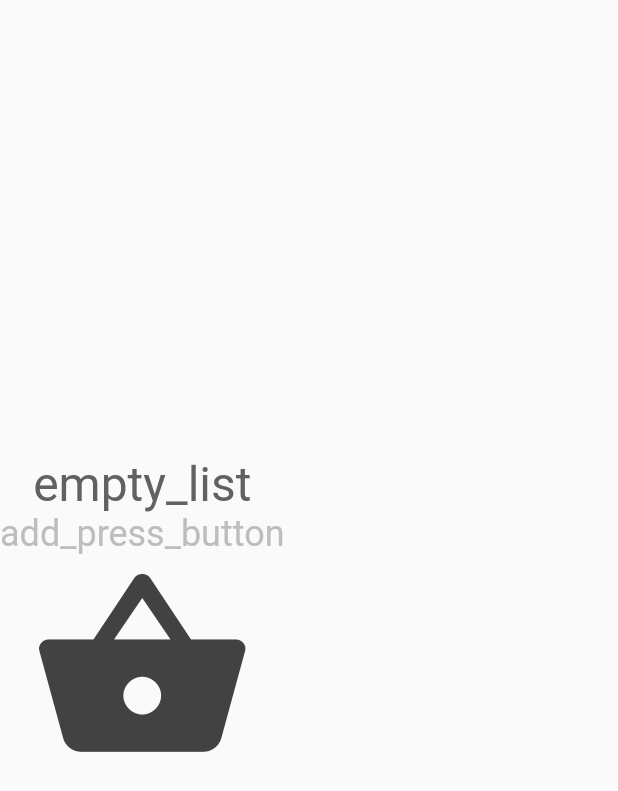
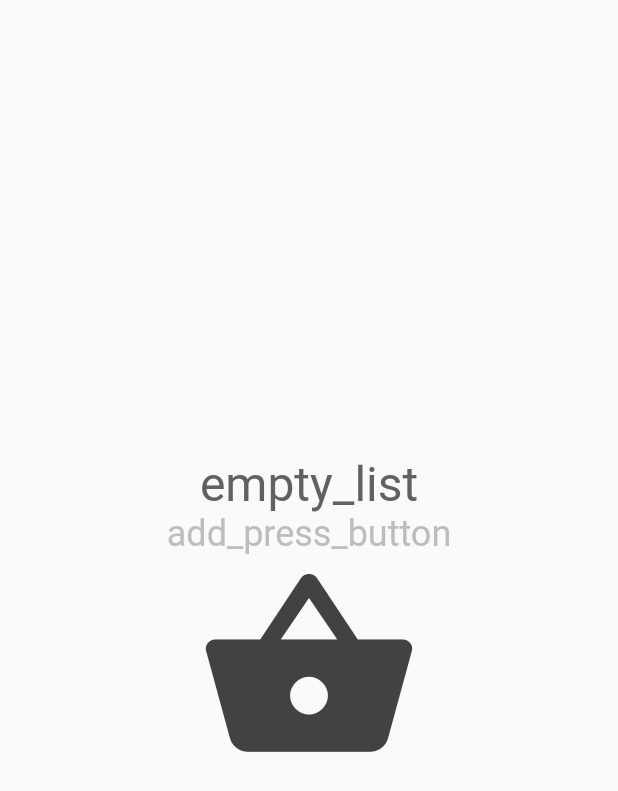
Before and after one commit to dbenitez-bcn/sharlist_old, a Flutter app: the ListProducts widget shown alone on an empty page, opened directly with empty values, on a phone screen of 412 x 824 dp. Shown: the top 791 px of the screen. Run offline on Flutter 3.47's test engine with Material 2 defaults, Android fonts, the phone set to English and light mode, and no system bars; our stand-ins replace cloud_firestore, flutter_i18n, shared_preferences, sqflite; accounts and stored records are empty; statements that could not run were skipped.

Commit message:
Hide FAB DONE. Firebase IOS DONE

```diff
--- a/assets/flutter_i18n/en.json
+++ b/assets/flutter_i18n/en.json
@@ -13,7 +13,7 @@
   "add_list":"Add list",
   "descripcion":"Description",
   "descripcion_opcional":"(optional)Describe the product...",
-  "add_list":"Add to the list",
+  "add_to_list":"Add to the list",
   "add_product":"Add product",
   "empty_list":"Empty list",
   "add_press_button":"Add products pessing the button",
--- a/lib/index/list.dart
+++ b/lib/index/list.dart
@@ -5,14 +5,32 @@ import 'package:flutter_i18n/flutter_i18n.dart';
 
 class ListProducts extends StatefulWidget {
   final String list;
-
-  ListProducts({this.list});
+  final Function setCanShow;
+  ListProducts({this.list, this.setCanShow});
 
   @override
   _ListProductsState createState() => new _ListProductsState();
 }
 
 class _ListProductsState extends State<ListProducts> {
+  ScrollController scrollController = ScrollController();
+  @override
+  void initState() {
+    scrollController.addListener(listener);
+    super.initState();
+  }
+
+  void listener(){
+    if(scrollController.position.userScrollDirection == ScrollDirection.forward)widget.setCanShow(true);
+    else widget.setCanShow(false);
+  }
+
+  @override
+  void dispose() {
+    scrollController.removeListener(listener);
+    super.dispose();
+  }
+
   @override
   Widget build(BuildContext context) {
     return StreamBuilder<QuerySnapshot>(
@@ -37,6 +55,7 @@ class _ListProductsState extends State<ListProducts> {
 
   Widget _buildList(BuildContext context, List<DocumentSnapshot> snapshot) {
     return ListView(
+      controller: scrollController,
       padding: const EdgeInsets.only(top: 20.0),
       children: snapshot.map((data) => _buildListItem(context, data)).toList(),
     );
@@ -101,7 +120,8 @@ class Record {
 class NoProducts extends StatelessWidget {
   @override
   Widget build(BuildContext context) {
-    return Container(
+    return Center(
+      child: Container(
         child: Column(
           mainAxisAlignment: MainAxisAlignment.center,
           children: <Widget>[
@@ -124,6 +144,7 @@ class NoProducts extends StatelessWidget {
             )
           ],
         ),
+      ),
     );
   }
 }
--- a/lib/main.dart
+++ b/lib/main.dart
@@ -27,6 +27,9 @@ class MyApp extends StatelessWidget {
       title: 'Onlist',
       theme: new ThemeData(
         primarySwatch: Colors.pink,
+        //primarySwatch: Colors.green
+        //primaryColor: Colors.limeAccent[400],
+        //primaryColorLight: Color(0xfffdff58)
       ),
       home: _myHome(context),
       localizationsDelegates: [
```
Also changed, not shown: lib/index/index.dart (+10 -3 lines), 3 other files. Lines whose indentation alone changed are shown as unchanged.
